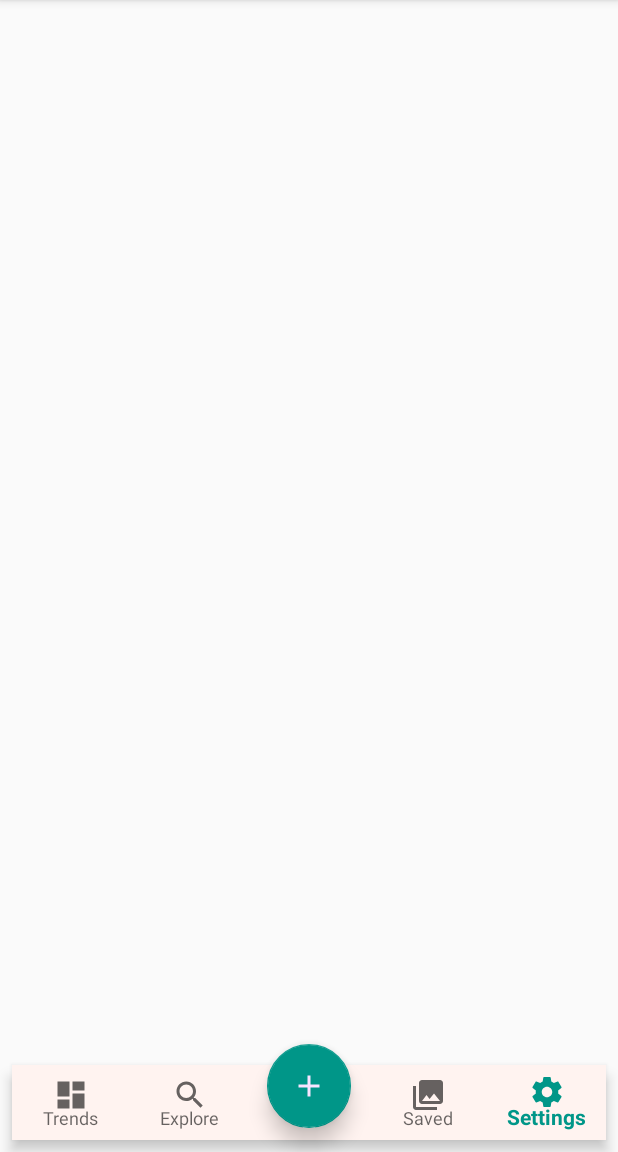
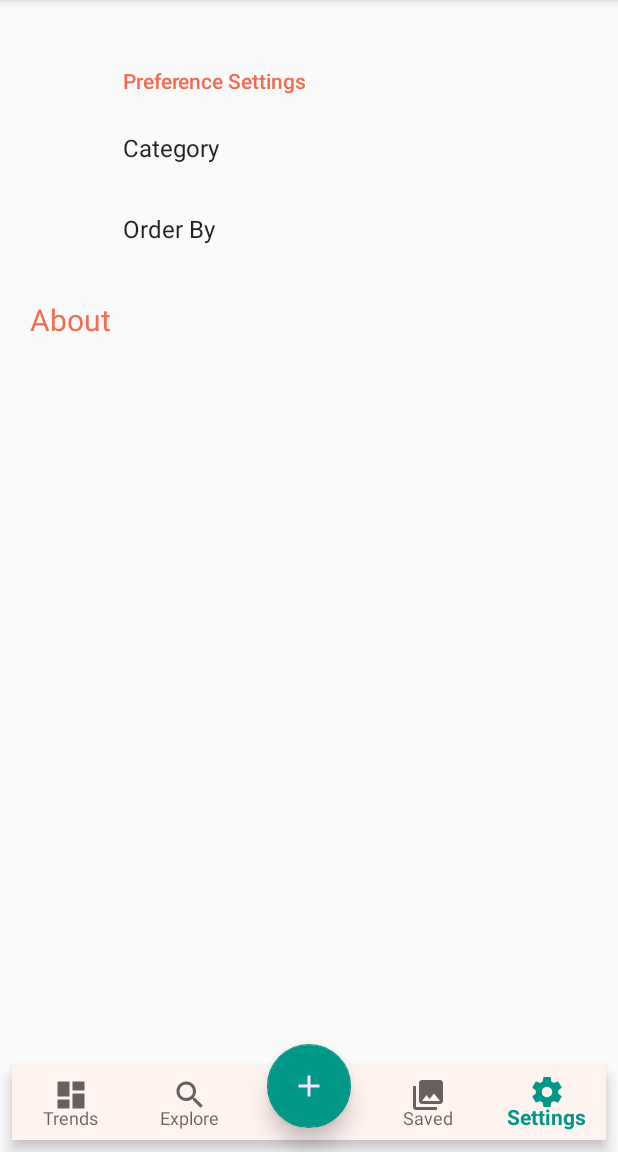
Before and after one commit to 439ED537979D8E831561964DBBBD7413/Pixxo, an Android app: the screen it shows after launch (PreferenceActivity before the commit, SettingsActivity after it), item 5 of the bottom bar chosen, on a phone screen of 412 x 824 dp, the part 84-1236 px from its top. Run offline under Robolectric (Android 15) with nearby library versions, the phone set to English and light mode, and no system bars; our stand-ins replace Dagger/Hilt's generated code, Room's generated code, Shimmer, Timber, androidx.preference and 1 more; libraries missing offline, so code that uses them is left out: com.theartofdev.edmodo; pictures from the network do not load; Roboto replaces fonts that are not available here; 4 statements that could not run were skipped.

Commit message:
Feat:inflate preference fragment and added shared preference for category

```diff
--- a/app/build.gradle
+++ b/app/build.gradle
@@ -70,7 +70,6 @@ dependencies {
     //Paging Library
     implementation "android.arch.paging:runtime:$paging_version"
 
-
     //About
     implementation 'com.github.medyo:android-about-page:1.2.4'
 
--- a/app/src/main/AndroidManifest.xml
+++ b/app/src/main/AndroidManifest.xml
@@ -39,7 +39,7 @@
             android:windowSoftInputMode="adjustPan"/>
         <activity android:name=".ui.SavedActivity"
             android:theme="@style/AppTheme.NoActionBar" />
-        <activity android:name=".ui.PreferenceActivity" />
+        <activity android:name=".ui.SettingsActivity" />
         <activity
             android:name=".ui.DetailActivity"
             android:parentActivityName=".ui.MainActivity"
--- a/app/src/main/java/com/example/breezil/pixxo/di/AppComponent.java
+++ b/app/src/main/java/com/example/breezil/pixxo/di/AppComponent.java
@@ -9,6 +9,7 @@ import com.example.breezil.pixxo.di.module.DetailActivityModule;
 import com.example.breezil.pixxo.di.module.MainActivityModule;
 import com.example.breezil.pixxo.di.module.SavedActivityModule;
 import com.example.breezil.pixxo.di.module.SearchActivityModule;
+import com.example.breezil.pixxo.di.module.SettingsActivityModule;
 
 import javax.inject.Singleton;
 
@@ -23,7 +24,8 @@ import dagger.android.AndroidInjectionModule;
         MainActivityModule.class,
         DetailActivityModule.class,
         SavedActivityModule.class,
-        SearchActivityModule.class
+        SearchActivityModule.class,
+        SettingsActivityModule.class
 })
 public interface AppComponent {
     @Component.Builder
--- /dev/null
+++ b/app/src/main/java/com/example/breezil/pixxo/di/module/SettingsActivityModule.java
@@ -0,0 +1,12 @@
+package com.example.breezil.pixxo.di.module;
+
+import com.example.breezil.pixxo.ui.SettingsActivity;
+
+import dagger.Module;
+import dagger.android.ContributesAndroidInjector;
+
+@Module
+public abstract class SettingsActivityModule {
+    @ContributesAndroidInjector(modules = SettingsFragmentModule.class )
+    abstract SettingsActivity contributeSettingsActivity();
+}
--- /dev/null
+++ b/app/src/main/java/com/example/breezil/pixxo/di/module/SettingsFragmentModule.java
@@ -0,0 +1,12 @@
+package com.example.breezil.pixxo.di.module;
+
+import com.example.breezil.pixxo.ui.PreferenceFragment;
+
+import dagger.Module;
+import dagger.android.ContributesAndroidInjector;
+
+@Module
+public abstract class SettingsFragmentModule {
+    @ContributesAndroidInjector
+    abstract PreferenceFragment contributePreferenceFragment();
+}
--- a/app/src/main/java/com/example/breezil/pixxo/ui/ExploreActivity.java
+++ b/app/src/main/java/com/example/breezil/pixxo/ui/ExploreActivity.java
@@ -7,7 +7,6 @@ import android.os.Bundle;
 import android.support.v7.widget.SearchView;
 import android.view.Menu;
 import android.view.MenuItem;
-import android.widget.Toast;
 
 import com.example.breezil.pixxo.R;
 import com.example.breezil.pixxo.databinding.ActivityExploreBinding;
@@ -103,7 +102,7 @@ public class ExploreActivity extends DaggerAppCompatActivity implements HasSuppo
                     startActivity(new Intent(ExploreActivity.this,SavedActivity.class));
                     break;
                 case R.id.preference:
-                    startActivity(new Intent(ExploreActivity.this,PreferenceActivity.class));
+                    startActivity(new Intent(ExploreActivity.this,SettingsActivity.class));
                     break;
             }
 
--- a/app/src/main/java/com/example/breezil/pixxo/ui/MainActivity.java
+++ b/app/src/main/java/com/example/breezil/pixxo/ui/MainActivity.java
@@ -2,42 +2,32 @@ package com.example.breezil.pixxo.ui;
 
 import android.arch.lifecycle.ViewModelProviders;
 import android.content.Intent;
+import android.content.SharedPreferences;
 import android.databinding.DataBindingUtil;
-import android.net.Uri;
-import android.os.Environment;
-import android.provider.MediaStore;
-import android.support.design.widget.BottomSheetDialog;
-import android.support.v4.content.FileProvider;
+import android.preference.PreferenceManager;
 import android.support.v7.app.AppCompatActivity;
 import android.os.Bundle;
 import android.view.Menu;
 import android.view.MenuItem;
 import android.view.View;
-import android.widget.LinearLayout;
-import android.widget.TextView;
-import android.widget.Toast;
 
 import com.example.breezil.pixxo.R;
-import com.example.breezil.pixxo.api.ImagesApi;
 import com.example.breezil.pixxo.callbacks.ImageClickListener;
 import com.example.breezil.pixxo.callbacks.ImageLongClickListener;
 import com.example.breezil.pixxo.databinding.ActivityMainBinding;
-import com.example.breezil.pixxo.model.ImagesModel;
-import com.example.breezil.pixxo.model.ImagesResult;
-import com.example.breezil.pixxo.model.SavedImageModel;
 import com.example.breezil.pixxo.ui.adapter.ImagesRecyclcerViewAdapter;
 import com.example.breezil.pixxo.utils.BottomNavigationHelper;
 import com.example.breezil.pixxo.view_model.MainViewModel;
-import com.example.breezil.pixxo.view_model.SavedViewModel;
 import com.example.breezil.pixxo.view_model.ViewModelFactory;
 import com.facebook.shimmer.ShimmerFrameLayout;
 
 
-import java.io.File;
-import java.io.IOException;
-import java.text.SimpleDateFormat;
-import java.util.Date;
+import java.util.ArrayList;
 import java.util.HashMap;
+import java.util.HashSet;
+import java.util.List;
+import java.util.Objects;
+import java.util.Set;
 
 import javax.inject.Inject;
 
@@ -46,8 +36,6 @@ import okhttp3.logging.HttpLoggingInterceptor;
 import timber.log.Timber;
 
 import static com.example.breezil.pixxo.BuildConfig.API_KEY;
-import static com.example.breezil.pixxo.utils.Constant.CAMERA_REQUEST_CODE;
-import static com.example.breezil.pixxo.utils.Constant.GALLERY_REQUEST_CODE;
 import static com.example.breezil.pixxo.utils.Constant.SINGLE_PHOTO;
 
 public class MainActivity extends AppCompatActivity {
@@ -61,6 +49,9 @@ public class MainActivity extends AppCompatActivity {
     ChooseImageBottomDialogFragment chooseImageBottomDialogFragment = new ChooseImageBottomDialogFragment();
     ActionBottomSheetFragment actionBottomSheetFragment = new ActionBottomSheetFragment();
     HashMap<String , Object> map = new HashMap<>();
+    SharedPreferences sharedPreferences;
+
+    String category;
 
     private ShimmerFrameLayout mShimmerViewContainer;
 
@@ -73,6 +64,8 @@ public class MainActivity extends AppCompatActivity {
         setupBottomNavigation();
 
         binding.shimmerViewContainer.startShimmerAnimation();
+        sharedPreferences = PreferenceManager.getDefaultSharedPreferences(this);
+
 
 
         setUpAdapter();
@@ -107,10 +100,10 @@ public class MainActivity extends AppCompatActivity {
     private void setUpViewModel() {
         map.put("key",API_KEY);
         map.put("q","");
-        map.put("lang","");
-        map.put("image_type","en");
-        map.put("category","");
-        map.put("order","");
+        map.put("lang","en");
+        map.put("image_type","");
+        map.put("category",getCategoryList());
+        map.put("order","latest");
         map.put("page",1);
 
         viewModel = ViewModelProviders.of(this,viewModelFactory).get(MainViewModel.class);
@@ -120,7 +113,10 @@ public class MainActivity extends AppCompatActivity {
 
         binding.shimmerViewContainer.stopShimmerAnimation();
         binding.shimmerViewContainer.setVisibility(View.GONE);
-
+        SharedPreferences preferences = PreferenceManager.getDefaultSharedPreferences(this);
+        SharedPreferences.Editor editor = preferences.edit();
+        editor.putString("category",category);
+        editor.apply();
     }
 
     private void setupBottomNavigation(){
@@ -144,7 +140,7 @@ public class MainActivity extends AppCompatActivity {
                     startActivity(new Intent(MainActivity.this,SavedActivity.class));
                     break;
                 case R.id.preference:
-                    startActivity(new Intent(MainActivity.this,PreferenceActivity.class));
+                    startActivity(new Intent(MainActivity.this,SettingsActivity.class));
                     break;
             }
 
@@ -152,6 +148,25 @@ public class MainActivity extends AppCompatActivity {
             return false;
         });
 
+    }
+
+    public String getCategoryList(){
+        Set<String> categorySet = new HashSet<>();
+        categorySet.add("");
+
+        List<String> entries = new ArrayList<>(Objects.requireNonNull(
+                sharedPreferences.getStringSet(getString(R.string.pref_category_key), categorySet)));
+        StringBuilder selectedCategory = new StringBuilder();
+
+        for (int i = 0; i < entries.size(); i++) {
+            selectedCategory.append(entries.get(i)).append(",");
+        }
+
+        if (selectedCategory.length() > 0) {
+            selectedCategory.deleteCharAt(selectedCategory.length() - 1);
+        }
+
+        return category = selectedCategory.toString();
     }
 
     @Override
--- /dev/null
+++ b/app/src/main/java/com/example/breezil/pixxo/ui/PreferenceFragment.java
@@ -0,0 +1,121 @@
+package com.example.breezil.pixxo.ui;
+
+import android.content.SharedPreferences;
+import android.os.Bundle;
+import android.support.annotation.NonNull;
+import android.support.annotation.Nullable;
+import android.support.v14.preference.MultiSelectListPreference;
+import android.support.v4.view.ViewCompat;
+import android.support.v7.preference.ListPreference;
+import android.support.v7.preference.Preference;
+import android.support.v7.preference.PreferenceFragmentCompat;
+import android.support.v7.preference.PreferenceGroup;
+import android.support.v7.preference.PreferenceManager;
+import android.view.View;
+import android.widget.ListView;
+
+import com.example.breezil.pixxo.R;
+
+import java.util.ArrayList;
+import java.util.List;
+import java.util.Objects;
+import java.util.Set;
+
+public class PreferenceFragment extends PreferenceFragmentCompat implements SharedPreferences.OnSharedPreferenceChangeListener  {
+
+    private MultiSelectListPreference mCategoryPref;
+
+    @Override
+    public void onCreatePreferences(Bundle bundle, String rootKey) {
+        addPreferencesFromResource(R.xml.preference);
+
+        PreferenceManager.setDefaultValues(Objects.requireNonNull(getActivity()), R.xml.preference, false);
+
+        PreferenceGroup preferenceGroup = (PreferenceGroup) getPreferenceScreen().getPreference(0);
+
+        mCategoryPref = (MultiSelectListPreference) preferenceGroup.getPreference(0);
+
+        initSummary(getPreferenceScreen());
+    }
+
+
+    @Override
+    public void onViewCreated(@NonNull View view, @Nullable Bundle savedInstanceState) {
+        super.onViewCreated(view, savedInstanceState);
+        final ListView listView = view.findViewById(android.R.id.list);
+        if (listView != null)
+            ViewCompat.setNestedScrollingEnabled(listView, true);
+    }
+
+    @Override
+    public void onSharedPreferenceChanged(SharedPreferences sharedPreferences, String key) {
+        if (!key.equals(getString(R.string.pref_category_key))) {
+            updateSummary(findPreference(key));
+
+        } else {
+            updateMultiSummary(findPreference(key),
+                    sharedPreferences.getStringSet(getString(R.string.pref_category_key), null));
+        }
+    }
+
+    private void initSummary(Preference p) {
+        if (p instanceof PreferenceGroup) {
+            PreferenceGroup pGrp = (PreferenceGroup) p;
+            for (int i = 0; i < pGrp.getPreferenceCount(); i++) {
+                initSummary(pGrp.getPreference(i));
+            }
+        } else {
+            updateSummary(p);
+            updateMultiSummary(p, PreferenceManager.getDefaultSharedPreferences(Objects.requireNonNull(getActivity()))
+                    .getStringSet(getString(R.string.pref_category_key), null));
+
+        }
+    }
+
+    private void updateSummary(Preference p) {
+        if (p instanceof ListPreference) {
+            ListPreference listPref = (ListPreference) p;
+            p.setSummary(listPref.getEntry());
+
+        }
+    }
+
+    private void updateMultiSummary(Preference p, Set<String> value) {
+        if (p instanceof MultiSelectListPreference) {
+            MultiSelectListPreference multiSelectListPreference = (MultiSelectListPreference) p;
+
+            List<String> entries = new ArrayList<>(value);
+            StringBuilder allEntries = new StringBuilder();
+
+            for (int i = 0; i < entries.size(); i++) {
+                allEntries.append(multiSelectListPreference.getEntries()[multiSelectListPreference.findIndexOfValue(entries.get(i))])
+                        .append(", ");
+            }
+
+            if (allEntries.length() > 0) {
+                allEntries.deleteCharAt(allEntries.length() - 2);
+            }
+
+            p.setSummary(allEntries.toString());
+
+        }
+    }
+
+    @Override
+    public void onResume() {
+        super.onResume();
+        getPreferenceManager().getSharedPreferences().registerOnSharedPreferenceChangeListener(this);
+    }
+
+    @Override
+    public void onPause() {
+        getPreferenceManager().getSharedPreferences().unregisterOnSharedPreferenceChangeListener(this);
+        super.onPause();
+    }
+
+    @Override
+    public void onStop() {
+        getPreferenceManager().getSharedPreferences().unregisterOnSharedPreferenceChangeListener(this);
+        super.onStop();
+    }
+}
--- a/app/src/main/java/com/example/breezil/pixxo/ui/SavedActivity.java
+++ b/app/src/main/java/com/example/breezil/pixxo/ui/SavedActivity.java
@@ -69,7 +69,7 @@ public class SavedActivity extends DaggerAppCompatActivity implements HasSupport
 
                     break;
                 case R.id.preference:
-                    startActivity(new Intent(SavedActivity.this,PreferenceActivity.class));
+                    startActivity(new Intent(SavedActivity.this,SettingsActivity.class));
                     break;
             }
 
--- a/app/src/main/java/com/example/breezil/pixxo/ui/SearchDefaultFragment.java
+++ b/app/src/main/java/com/example/breezil/pixxo/ui/SearchDefaultFragment.java
@@ -126,10 +126,10 @@ public class SearchDefaultFragment extends Fragment {
     private void setUpViewModel(){
         map.put("key",API_KEY);
         map.put("q","");
-        map.put("lang","");
-        map.put("image_type","en");
+        map.put("lang","en");
+        map.put("image_type","");
         map.put("category","");
-        map.put("order","");
+        map.put("order","popular");
         map.put("page",1);
         viewModel = ViewModelProviders.of(this,viewModelFactory).get(MainViewModel.class);
         viewModel.getImagesList(map).observe(this,imagesModels -> {
--- a/app/src/main/java/com/example/breezil/pixxo/ui/SearchListFragment.java
+++ b/app/src/main/java/com/example/breezil/pixxo/ui/SearchListFragment.java
@@ -104,10 +104,10 @@ public class SearchListFragment extends Fragment {
     private void setUpViewModel(){
         map.put("key",API_KEY);
         map.put("q",searchString);
-        map.put("lang","");
-        map.put("image_type","en");
+        map.put("lang","en");
+        map.put("image_type","");
         map.put("category","");
-        map.put("order","");
+        map.put("order","latest");
         map.put("page",1);
         viewModel = ViewModelProviders.of(this,viewModelFactory).get(MainViewModel.class);
         viewModel.getImagesList(map).observe(this,imagesModels -> {
--- a/app/src/main/java/com/example/breezil/pixxo/ui/PreferenceActivity.java
+++ b/app/src/main/java/com/example/breezil/pixxo/ui/SettingsActivity.java
@@ -2,6 +2,7 @@ package com.example.breezil.pixxo.ui;
 
 import android.content.Intent;
 import android.databinding.DataBindingUtil;
+import android.support.v4.app.Fragment;
 import android.support.v7.app.AppCompatActivity;
 import android.os.Bundle;
 import android.view.Menu;
@@ -11,14 +12,27 @@ import com.example.breezil.pixxo.R;
 import com.example.breezil.pixxo.databinding.ActivityPreferenceBinding;
 import com.example.breezil.pixxo.utils.BottomNavigationHelper;
 
-public class PreferenceActivity extends AppCompatActivity {
+import javax.inject.Inject;
+
+import dagger.android.AndroidInjection;
+import dagger.android.AndroidInjector;
+import dagger.android.DispatchingAndroidInjector;
+import dagger.android.support.DaggerAppCompatActivity;
+import dagger.android.support.HasSupportFragmentInjector;
+
+public class SettingsActivity extends DaggerAppCompatActivity implements HasSupportFragmentInjector {
 
 
     ActivityPreferenceBinding binding;
     ChooseImageBottomDialogFragment chooseImageBottomDialogFragment = new ChooseImageBottomDialogFragment();
 
+    @Inject
+    DispatchingAndroidInjector<Fragment> dispatchingAndroidInjector;
+
+
     @Override
     protected void onCreate(Bundle savedInstanceState) {
+        AndroidInjection.inject(this);
         super.onCreate(savedInstanceState);
         binding = DataBindingUtil.setContentView(this,R.layout.activity_preference);
         setupBottomNavigation();
@@ -44,13 +58,13 @@ public class PreferenceActivity extends AppCompatActivity {
             switch (item.getItemId()){
 
                 case R.id.trending:
-                    startActivity(new Intent(PreferenceActivity.this,MainActivity.class));
+                    startActivity(new Intent(SettingsActivity.this,MainActivity.class));
                     break;
                 case R.id.explore:
-                    startActivity(new Intent(PreferenceActivity.this,ExploreActivity.class));
+                    startActivity(new Intent(SettingsActivity.this,ExploreActivity.class));
                     break;
                 case R.id.saved:
-                    startActivity(new Intent(PreferenceActivity.this,SavedActivity.class));
+                    startActivity(new Intent(SettingsActivity.this,SavedActivity.class));
                     break;
                 case R.id.preference:
 
@@ -63,4 +77,9 @@ public class PreferenceActivity extends AppCompatActivity {
 
     }
 
+    @Override
+    public AndroidInjector<Fragment> supportFragmentInjector() {
+        return dispatchingAndroidInjector;
+    }
+
 }
--- a/app/src/main/res/layout/activity_preference.xml
+++ b/app/src/main/res/layout/activity_preference.xml
@@ -7,7 +7,36 @@
     <android.support.constraint.ConstraintLayout
         android:layout_width="match_parent"
         android:layout_height="match_parent"
-        tools:context=".ui.PreferenceActivity">
+        tools:context=".ui.SettingsActivity">
+
+        <LinearLayout
+            android:layout_width="0dp"
+            android:layout_height="0dp"
+            android:layout_marginTop="10dp"
+            android:orientation="vertical"
+            app:layout_constraintBottom_toTopOf="@id/bottomNavViewBar"
+            app:layout_constraintEnd_toEndOf="parent"
+            app:layout_constraintStart_toStartOf="parent"
+            app:layout_constraintTop_toTopOf="parent">
+
+            <fragment
+                android:id="@+id/prefSettingsFragment"
+                android:name="com.example.breezil.pixxo.ui.PreferenceFragment"
+                android:layout_width="match_parent"
+                android:layout_height="wrap_content"
+                android:layout_marginStart="10dp"
+                android:layout_marginTop="10dp" />
+
+            <TextView
+                android:id="@+id/aboutText"
+                android:layout_width="wrap_content"
+                android:layout_height="wrap_content"
+                android:layout_marginStart="20sp"
+                android:layout_marginTop="20dp"
+                android:text="About"
+                android:textColor="@color/colorAccent"
+                android:textSize="20sp" />
+        </LinearLayout>
 
 
         <android.support.design.widget.BottomNavigationView
--- a/app/src/main/res/values/arrays.xml
+++ b/app/src/main/res/values/arrays.xml
@@ -1,7 +1,7 @@
 <?xml version="1.0" encoding="utf-8"?>
 <resources>
 
-    <array name="search_list">
+    <array name="search_list_value">
         <item>@string/animals</item>
         <item>@string/science</item>
         <item>@string/education</item>
@@ -25,6 +25,39 @@
 
     </array>
 
+    <array name="search_list">
+        <item>@string/animals</item>
+        <item>@string/science</item>
+        <item>@string/education</item>
+        <item>@string/fashion</item>
+        <item>@string/nature</item>
+        <item>@string/people</item>
+        <item>@string/feelings</item>
+        <item>@string/religion</item>
+        <item>@string/health</item>
+        <item>@string/places</item>
+        <item>@string/animals</item>
+        <item>@string/industry</item>
+        <item>@string/food</item>
+        <item>@string/computer</item>
+        <item>@string/sports</item>
+        <item>@string/transportation</item>
+        <item>@string/travel</item>
+        <item>@string/buildings</item>
+        <item>@string/business</item>
+        <item>@string/music</item>
+    </array>
+
+
+    <array name="order_by_list">
+        <item>@string/popular</item>
+        <item>@string/latest</item>
+    </array>
+    <array name="order_by_list_value">
+        <item>@string/popular</item>
+        <item>@string/latest</item>
+    </array>
+
 
 
 
--- a/app/src/main/res/values/strings.xml
+++ b/app/src/main/res/values/strings.xml
@@ -10,8 +10,10 @@
     <string name="hello_blank_fragment">Hello blank fragment</string>
     <string name="edited">Edited</string>
 
-    <!--fashion, nature, backgrounds, science, education, people, feelings, religion, health, places,-->
-    <!--animals, industry, food, computer, sports, transportation, travel, buildings, business, music-->
+    <string name="pref_category_label">Category</string>
+    <string name="pref_category_all_value" translatable="false"></string>
+    <string name="pref_category_key" translatable="false">category</string>
+    <string name="pref_orderby_key" translatable="false">orderby</string>
 
     <!-- quick search -->
     <string name="music">music</string>
@@ -35,35 +37,29 @@
     <string name="buildings">buildings</string>
     <string name="business">business</string>
 
-    <!-- order -->
+    <!--  by-->
+    <string name="pref_order_by_label">Order By</string>
+    <string name="pref_order_by_all_value" translatable="false"></string>
+
+    <!-- order by-->
     <string name="popular">popular</string>
     <string name="latest">latest</string>
 
 
-    <!--&lt;!&ndash;search list&ndash;&gt;-->
-    <!--<string-array  name="search_list">-->
-    <!--<item>@string/animals</item>-->
-    <!--<item>@string/science</item>-->
-    <!--<item>@string/education</item>-->
-    <!--<item>@string/fashion</item>-->
-    <!--<item>@string/nature</item>-->
-    <!--<item>@string/people</item>-->
-    <!--<item>@string/feelings</item>-->
-    <!--<item>@string/religion</item>-->
-    <!--<item>@string/health</item>-->
-    <!--<item>@string/places</item>-->
-    <!--<item>@string/animals</item>-->
-    <!--<item>@string/industry</item>-->
-    <!--<item>@string/food</item>-->
-    <!--<item>@string/computer</item>-->
-    <!--<item>@string/sports</item>-->
-    <!--<item>@string/transportation</item>-->
-    <!--<item>@string/travel</item>-->
-    <!--<item>@string/buildings</item>-->
-    <!--<item>@string/business</item>-->
-    <!--<item>@string/music</item>-->
-
-    <!--</string-array >-->
+    <string name="contacts">Contact</string>
+    <string name="email">kolajubril@gmail.com</string>
+    <string name="email_title">Email</string>
+    <string name="web">http://www.kolaemiola.xyz/</string>
+    <string name="website">My Website</string>
+    <string name="github">breel93</string>
+    <string name="ongithub">github</string>
+    <string name="twitter">kola_emi</string>
+    <string name="ontwitter">twitter</string>
+    <string name="library_used">Library Used</string>
+    <string name="open_source_libs">Open Source Libraries</string>
+    <string name="version">Version: 1.0</string>
+    <string name="libraries">Libraries</string>
+    <string name="copy_right">Copyrights © %1$d</string>
 
 
 </resources>
--- a/app/src/main/res/xml/preference.xml
+++ b/app/src/main/res/xml/preference.xml
@@ -1,4 +1,25 @@
 <?xml version="1.0" encoding="utf-8"?>
-<PreferenceScreen xmlns:android="http://schemas.android.com/apk/res/android">
+<PreferenceScreen
+    xmlns:android="http://schemas.android.com/apk/res/android">
+    <PreferenceCategory android:title="Preference Settings">
+        <MultiSelectListPreference
+            android:defaultValue="@string/pref_category_all_value"
+            android:entries="@array/search_list"
+            android:entryValues="@array/search_list_value"
+            android:key="@string/pref_category_key"
+            android:title="@string/pref_category_label"
+            />
+
+        <ListPreference
+            android:title="@string/pref_order_by_label"
+            android:defaultValue="@string/pref_order_by_all_value"
+            android:entries="@array/order_by_list"
+            android:entryValues="@array/order_by_list_value"
+            android:key="@string/pref_orderby_key"
+            android:summary="@string/pref_order_by_all_value"
+
+            />
+
+    </PreferenceCategory>
 
 </PreferenceScreen>
```
